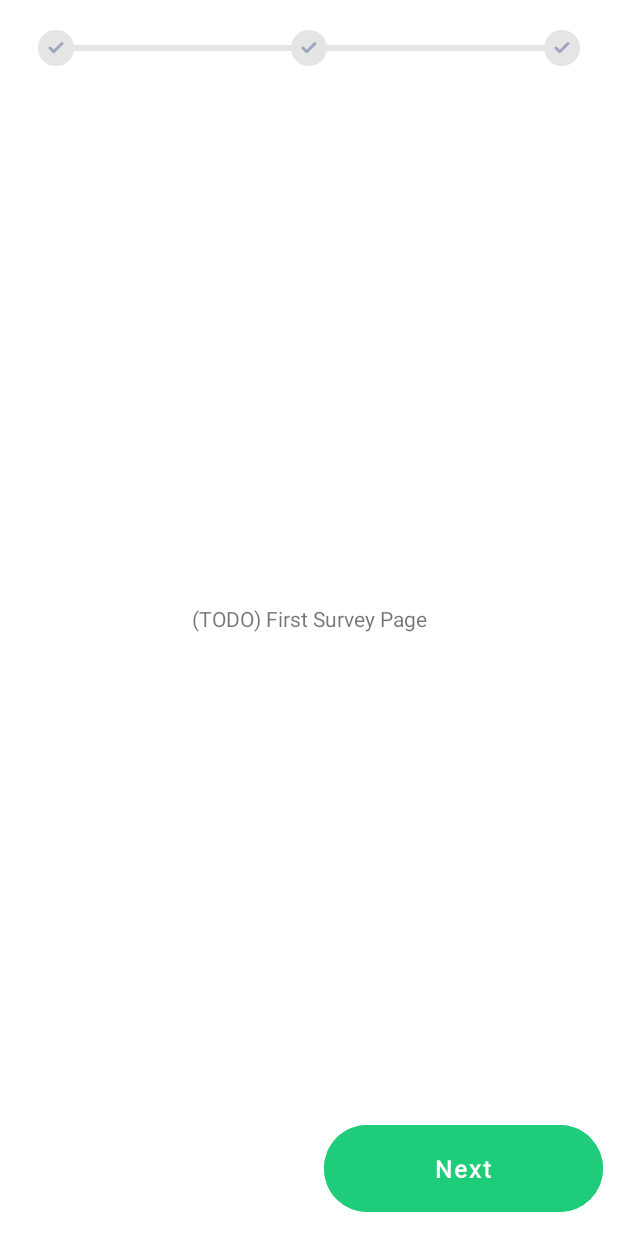
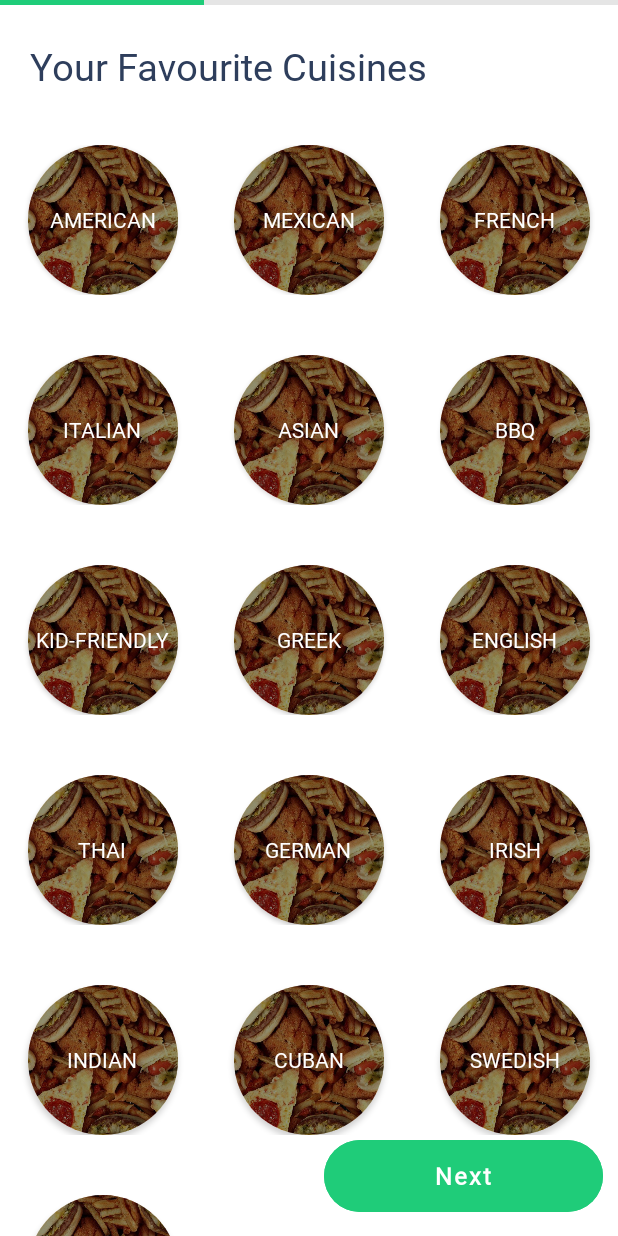
Before and after one commit to Arotte/cooktoday-android-app, an Android app: the SurveyFragment1 screen opened directly, with no data from a screen before it, on a phone screen of 412 x 824 dp. Run offline under Robolectric (Android 15) with nearby library versions, the phone set to English and light mode, and no system bars; Roboto replaces fonts that are not available here.

Commit message:
update first page of onboarding survey

```diff
--- a/app/src/main/java/com/aron/cooktoday/onboarding/survey/SurveySlidePagerActivity.java
+++ b/app/src/main/java/com/aron/cooktoday/onboarding/survey/SurveySlidePagerActivity.java
@@ -5,6 +5,7 @@ import android.view.View;
 import android.view.animation.Animation;
 import android.view.animation.ScaleAnimation;
 import android.widget.Button;
+import android.widget.ProgressBar;
 
 import androidx.annotation.NonNull;
 import androidx.constraintlayout.widget.ConstraintLayout;
@@ -25,11 +26,13 @@ import java.util.List;
 public class SurveySlidePagerActivity extends FragmentActivity {
 
     private static final int NUM_PAGES = 3;
+    private int currentPage = 0;
 
     private ViewPager2 viewPager;
     private FragmentStateAdapter pagerAdapter;
 
-    private TopStepProgressHandler topProgressBar;
+    // private TopStepProgressHandler topProgressBar; // for icon pb
+    private ProgressBar topProgressBar;
     private Button btnNext;
     private Button btnBack;
 
@@ -40,7 +43,9 @@ public class SurveySlidePagerActivity extends FragmentActivity {
 
         btnNext = findViewById(R.id.btnNextSurvey);
         btnBack = findViewById(R.id.btnBackSurvey);
-        initStepProgressHandler();
+        // initStepProgressHandler();
+        topProgressBar = findViewById(R.id.pbSurveyTopClean);
+        topProgressBar.setProgress(0);
 
         // instantiate a ViewPager2 and a PagerAdapter
         viewPager = findViewById(R.id.surveyViewPager);
@@ -51,8 +56,12 @@ public class SurveySlidePagerActivity extends FragmentActivity {
             @Override
             public void onPageSelected(int position) {
                 super.onPageSelected(position);
-                System.out.println("PAGE SELECTED " + position);
-                topProgressBar.set(position);
+
+                int p = norm(position);
+                System.out.println("PAGE SELECTED " + position + " (" + p + "%)");
+
+                topProgressBar.setProgress(p);
+                currentPage = position;
                 if (position == 1) {
                     // btnBack.setEnabled(true);
                     btnBack.setVisibility(View.VISIBLE);
@@ -85,28 +94,29 @@ public class SurveySlidePagerActivity extends FragmentActivity {
             super.onBackPressed();
         } else {
             viewPager.setCurrentItem(viewPager.getCurrentItem() - 1);
-            topProgressBar.previous();
+            topProgressBar.setProgress(currentPage - 1);
         }
     }
 
-    private void initStepProgressHandler() {
-        List<Integer>    iconIDs   = new ArrayList<>();
-        ConstraintLayout container = findViewById(R.id.topStepProgressContainer);
-        int              pbID      = R.id.pbStepProgress;
-
-        iconIDs.add(R.id.ivSurveyStep1);
-        iconIDs.add(R.id.ivSurveyStep2);
-        iconIDs.add(R.id.ivSurveyStep3);
-        // iconIDs.add(R.id.ivSurveyStep4);
-        // iconIDs.add(R.id.ivSurveyStep5);
-
-        this.topProgressBar = new TopStepProgressHandler(
-            NUM_PAGES,
-            iconIDs,
-            container,
-            pbID
-        );
-    }
+    // for icon-based top progress bar
+//    private void initStepProgressHandler() {
+//        List<Integer>    iconIDs   = new ArrayList<>();
+//        ConstraintLayout container = findViewById(R.id.topStepProgressContainer);
+//        int              pbID      = R.id.pbStepProgress;
+//
+//        iconIDs.add(R.id.ivSurveyStep1);
+//        iconIDs.add(R.id.ivSurveyStep2);
+//        iconIDs.add(R.id.ivSurveyStep3);
+//        // iconIDs.add(R.id.ivSurveyStep4);
+//        // iconIDs.add(R.id.ivSurveyStep5);
+//
+//        this.topProgressBar = new TopStepProgressHandler(
+//            NUM_PAGES,
+//            iconIDs,
+//            container,
+//            pbID
+//        );
+//    }
 
     private class ScreenSlidePagerAdapter extends FragmentStateAdapter {
         public ScreenSlidePagerAdapter(@NonNull FragmentActivity fa) {
@@ -142,4 +152,9 @@ public class SurveySlidePagerActivity extends FragmentActivity {
         anim.setDuration(500);
         v.startAnimation(anim);
     }
+
+    private int norm(int position) {
+        return (int) Math.round(((double) (position + 1) / (double) NUM_PAGES) * 100);
+    }
+
 }
--- /dev/null
+++ b/app/src/main/java/com/aron/cooktoday/onboarding/survey/rvadapters/CuisinesRecyclerViewAdapter.java
@@ -0,0 +1,79 @@
+package com.aron.cooktoday.onboarding.survey.rvadapters;
+
+import android.content.Context;
+import android.view.LayoutInflater;
+import android.view.View;
+import android.view.ViewGroup;
+import android.widget.TextView;
+
+import androidx.recyclerview.widget.RecyclerView;
+
+import com.aron.cooktoday.R;
+
+import java.util.List;
+
+public class CuisinesRecyclerViewAdapter extends RecyclerView.Adapter<CuisinesRecyclerViewAdapter.ViewHolder> {
+
+    private List<String> mData;
+    private LayoutInflater mInflater;
+    private CuisinesRecyclerViewAdapter.ItemClickListener mClickListener;
+
+    // data is passed into the constructor
+    public CuisinesRecyclerViewAdapter(Context context, List<String> data) {
+        // todo: remove public constructor -- not good
+        this.mInflater = LayoutInflater.from(context);
+        this.mData = data;
+    }
+
+    // inflates the row layout from xml when needed
+    @Override
+    public CuisinesRecyclerViewAdapter.ViewHolder onCreateViewHolder(ViewGroup parent, int viewType) {
+        View view = mInflater.inflate(R.layout.recyclervew_row_survey_cuisine, parent, false);
+        return new CuisinesRecyclerViewAdapter.ViewHolder(view);
+    }
+
+    // binds the data to the TextView in each row
+    @Override
+    public void onBindViewHolder(CuisinesRecyclerViewAdapter.ViewHolder holder, int position) {
+        String cuisineName = mData.get(position);
+        holder.tvCuisineName.setText(cuisineName);
+    }
+
+    // total number of rows
+    @Override
+    public int getItemCount() {
+        return mData.size();
+    }
+
+
+    // stores and recycles views as they are scrolled off screen
+    public class ViewHolder extends RecyclerView.ViewHolder implements View.OnClickListener {
+        TextView tvCuisineName;
+
+        ViewHolder(View itemView) {
+            super(itemView);
+            tvCuisineName = itemView.findViewById(R.id.tvSurveyCuisineName);
+            itemView.setOnClickListener(this);
+        }
+
+        @Override
+        public void onClick(View view) {
+            if (mClickListener != null) mClickListener.onCuisineItemClick(view, getAdapterPosition());
+        }
+    }
+
+    // convenience method for getting data at click position
+    public String getItem(int id) {
+        return mData.get(id);
+    }
+
+    // allows clicks events to be caught
+    public void setClickListener(CuisinesRecyclerViewAdapter.ItemClickListener itemClickListener) {
+        this.mClickListener = itemClickListener;
+    }
+
+    // parent activity will implement this method to respond to click events
+    public interface ItemClickListener {
+        void onCuisineItemClick(View view, int position);
+    }
+}
--- a/app/src/main/java/com/aron/cooktoday/onboarding/survey/steps/SurveyFragment1.java
+++ b/app/src/main/java/com/aron/cooktoday/onboarding/survey/steps/SurveyFragment1.java
@@ -3,17 +3,27 @@ package com.aron.cooktoday.onboarding.survey.steps;
 import android.os.Bundle;
 
 import androidx.fragment.app.Fragment;
+import androidx.recyclerview.widget.GridLayoutManager;
+import androidx.recyclerview.widget.LinearLayoutManager;
+import androidx.recyclerview.widget.RecyclerView;
 
 import android.view.LayoutInflater;
 import android.view.View;
 import android.view.ViewGroup;
 
 import com.aron.cooktoday.R;
+import com.aron.cooktoday.onboarding.survey.rvadapters.CuisinesRecyclerViewAdapter;
 
-public class SurveyFragment1 extends Fragment {
+import java.util.ArrayList;
+import java.util.Arrays;
+import java.util.List;
+
+public class SurveyFragment1 extends Fragment implements CuisinesRecyclerViewAdapter.ItemClickListener {
+
+    CuisinesRecyclerViewAdapter rvAdapterCuisines;
+    List<String> cuisineNames;
 
     public SurveyFragment1() {
-        // required empty public constructor
     }
 
     public static SurveyFragment1 newInstance() {
@@ -29,12 +39,29 @@ public class SurveyFragment1 extends Fragment {
     }
 
     @Override
-    public View onCreateView(LayoutInflater inflater, ViewGroup container,
-                             Bundle savedInstanceState) {
-        // inflate the layout for this fragment
+    public View onCreateView(LayoutInflater inflater, ViewGroup container, Bundle savedInstanceState) {
         View layout = inflater.inflate(R.layout.fragment_survey_step1, container, false);
 
+        initCuisinesRecyclerView(layout);
         return layout;
     }
 
+    @Override
+    public void onCuisineItemClick(View view, int position) {
+        // TODO
+    }
+
+    private void initCuisinesRecyclerView(View layout) {
+        RecyclerView rvContainer = layout.findViewById(R.id.rvSurveyStep1Cuisines);
+
+        // fill up cuisine names list
+        // TODO: get it from server + get cuisine images from server
+        cuisineNames = new ArrayList<>();
+        cuisineNames = Arrays.asList("AMERICAN", "MEXICAN", "FRENCH", "ITALIAN", "ASIAN", "BBQ", "KID-FRIENDLY", "GREEK", "ENGLISH", "THAI", "GERMAN", "IRISH", "INDIAN", "CUBAN", "SWEDISH", "HUNGARIAN");
+
+        rvContainer.setLayoutManager(new GridLayoutManager(getActivity(), 3));
+        rvAdapterCuisines = new CuisinesRecyclerViewAdapter(getActivity(), cuisineNames);
+        rvAdapterCuisines.setClickListener(this);
+        rvContainer.setAdapter(rvAdapterCuisines);
+    }
 }
--- a/app/src/main/res/layout/activity_survey.xml
+++ b/app/src/main/res/layout/activity_survey.xml
@@ -4,109 +4,145 @@
     xmlns:tools="http://schemas.android.com/tools"
     android:layout_width="match_parent"
     android:layout_height="match_parent"
+    android:layout_marginTop="-3dp"
     tools:context=".onboarding.survey.SurveySlidePagerActivity">
 
 
-    <androidx.constraintlayout.widget.ConstraintLayout
-        android:id="@+id/topStepProgressContainer"
-        android:layout_width="match_parent"
-        android:layout_height="wrap_content"
-        android:layout_marginStart="25dp"
-        android:layout_marginEnd="25dp"
-        android:layout_marginTop="20dp"
-        android:backgroundTint="@color/transparent"
-        app:layout_constraintEnd_toEndOf="parent"
-        app:layout_constraintStart_toStartOf="parent"
-        app:layout_constraintTop_toTopOf="parent">
-
     <ProgressBar
-            android:id="@+id/pbStepProgress"
+        android:id="@+id/pbSurveyTopClean"
         style="?android:attr/progressBarStyleHorizontal"
         android:layout_width="match_parent"
-            android:layout_height="wrap_content"
+        android:layout_height="10dp"
         android:indeterminate="false"
         android:progress="55"
         android:progressBackgroundTint="#E5E5E5"
         android:progressBackgroundTintMode="src_over"
         android:progressTint="@color/primaryGreen"
-            app:layout_constraintBottom_toBottomOf="parent"
-            app:layout_constraintEnd_toEndOf="parent"
-            app:layout_constraintTop_toTopOf="parent" />
+        app:layout_constraintTop_toTopOf="parent"
+        app:layout_constraintLeft_toLeftOf="parent"
+        app:layout_constraintRight_toRightOf="parent"
+        android:background="@color/transparent"
+        android:translationZ="2dp"/>
 
-        <ImageView
-            android:id="@+id/ivSurveyStep1"
-            android:layout_width="wrap_content"
-            android:layout_height="wrap_content"
-            android:src="@drawable/ic_check_2"
-            app:layout_constraintBottom_toBottomOf="parent"
-            app:layout_constraintStart_toStartOf="parent"
-            app:layout_constraintTop_toTopOf="parent" />
+    <!-- TOP STEP-BASED PROGRESS BAR WITH ICONS -->
+<!--    <androidx.constraintlayout.widget.ConstraintLayout-->
+<!--        android:id="@+id/topStepProgressContainer"-->
+<!--        android:layout_width="match_parent"-->
+<!--        android:layout_height="wrap_content"-->
+<!--        android:layout_marginStart="25dp"-->
+<!--        android:layout_marginEnd="25dp"-->
+<!--        android:layout_marginTop="10dp"-->
+<!--        android:backgroundTint="@color/transparent"-->
+<!--        app:layout_constraintEnd_toEndOf="parent"-->
+<!--        app:layout_constraintStart_toStartOf="parent"-->
+<!--        app:layout_constraintTop_toTopOf="parent"-->
+<!--        android:background="@color/transparent">-->
 
-        <ImageView
-            android:id="@+id/ivSurveyStep2"
-            android:layout_width="wrap_content"
-            android:layout_height="wrap_content"
-            android:src="@drawable/ic_check_2"
-            app:layout_constraintBottom_toBottomOf="parent"
-            app:layout_constraintEnd_toStartOf="@+id/ivSurveyStep3"
-            app:layout_constraintStart_toEndOf="@+id/ivSurveyStep1"
-            app:layout_constraintTop_toTopOf="parent" />
-
-        <ImageView
-            android:id="@+id/ivSurveyStep3"
-            android:layout_width="wrap_content"
-            android:layout_height="wrap_content"
-            android:src="@drawable/ic_check_2"
-            app:layout_constraintBottom_toBottomOf="parent"
-            app:layout_constraintEnd_toEndOf="parent"
-            app:layout_constraintTop_toTopOf="parent" />
-
-        <!--        <ImageView-->
-        <!--            android:id="@+id/ivSurveyStep4"-->
-        <!--            android:layout_width="wrap_content"-->
-        <!--            android:layout_height="wrap_content"-->
-        <!--            android:src="@drawable/ic_check_inactive_2"-->
-        <!--            app:layout_constraintBottom_toBottomOf="parent"-->
-        <!--            app:layout_constraintEnd_toStartOf="@+id/ivSurveyStep5"-->
-        <!--            app:layout_constraintStart_toEndOf="@+id/ivSurveyStep3"-->
-        <!--            app:layout_constraintTop_toTopOf="parent" />-->
-
-        <!--        <ImageView-->
-        <!--            android:id="@+id/ivSurveyStep5"-->
-        <!--            android:layout_width="wrap_content"-->
-        <!--            android:layout_height="wrap_content"-->
-        <!--            android:src="@drawable/ic_check_inactive_2"-->
+<!--        <ProgressBar-->
+<!--            android:id="@+id/pbStepProgress"-->
+<!--            style="?android:attr/progressBarStyleHorizontal"-->
+<!--            android:layout_width="match_parent"-->
+<!--            android:layout_height="10dp"-->
+<!--            android:indeterminate="false"-->
+<!--            android:progress="55"-->
+<!--            android:progressBackgroundTint="#E5E5E5"-->
+<!--            android:progressBackgroundTintMode="src_over"-->
+<!--            android:progressTint="@color/primaryGreen"-->
 <!--            app:layout_constraintBottom_toBottomOf="parent"-->
 <!--            app:layout_constraintEnd_toEndOf="parent"-->
 <!--            app:layout_constraintTop_toTopOf="parent" />-->
 
+<!--        <ImageView-->
+<!--            android:id="@+id/ivSurveyStep1"-->
+<!--            android:layout_width="15dp"-->
+<!--            android:layout_height="wrap_content"-->
+<!--            android:src="@drawable/ic_check_2"-->
+<!--            app:layout_constraintBottom_toBottomOf="parent"-->
+<!--            app:layout_constraintStart_toStartOf="parent"-->
+<!--            app:layout_constraintTop_toTopOf="parent" />-->
 
-    </androidx.constraintlayout.widget.ConstraintLayout>
+<!--        <ImageView-->
+<!--            android:id="@+id/ivSurveyStep2"-->
+<!--            android:layout_width="15dp"-->
+<!--            android:layout_height="wrap_content"-->
+<!--            android:src="@drawable/ic_check_2"-->
+<!--            app:layout_constraintBottom_toBottomOf="parent"-->
+<!--            app:layout_constraintEnd_toStartOf="@+id/ivSurveyStep3"-->
+<!--            app:layout_constraintStart_toEndOf="@+id/ivSurveyStep1"-->
+<!--            app:layout_constraintTop_toTopOf="parent" />-->
 
-<!--    <FrameLayout-->
-<!--        android:id="@+id/surveyStepsFrameLayout"-->
-<!--        android:layout_width="match_parent"-->
-<!--        android:layout_height="match_parent"-->
-<!--        android:layout_marginTop="20dp" />-->
+<!--        <ImageView-->
+<!--            android:id="@+id/ivSurveyStep3"-->
+<!--            android:layout_width="15dp"-->
+<!--            android:layout_height="wrap_content"-->
+<!--            android:src="@drawable/ic_check_2"-->
+<!--            app:layout_constraintBottom_toBottomOf="parent"-->
+<!--            app:layout_constraintEnd_toEndOf="parent"-->
+<!--            app:layout_constraintTop_toTopOf="parent" />-->
+
+<!--        &lt;!&ndash;        <ImageView&ndash;&gt;-->
+<!--        &lt;!&ndash;            android:id="@+id/ivSurveyStep4"&ndash;&gt;-->
+<!--        &lt;!&ndash;            android:layout_width="wrap_content"&ndash;&gt;-->
+<!--        &lt;!&ndash;            android:layout_height="wrap_content"&ndash;&gt;-->
+<!--        &lt;!&ndash;            android:src="@drawable/ic_check_inactive_2"&ndash;&gt;-->
+<!--        &lt;!&ndash;            app:layout_constraintBottom_toBottomOf="parent"&ndash;&gt;-->
+<!--        &lt;!&ndash;            app:layout_constraintEnd_toStartOf="@+id/ivSurveyStep5"&ndash;&gt;-->
+<!--        &lt;!&ndash;            app:layout_constraintStart_toEndOf="@+id/ivSurveyStep3"&ndash;&gt;-->
+<!--        &lt;!&ndash;            app:layout_constraintTop_toTopOf="parent" />&ndash;&gt;-->
+
+<!--        &lt;!&ndash;        <ImageView&ndash;&gt;-->
+<!--        &lt;!&ndash;            android:id="@+id/ivSurveyStep5"&ndash;&gt;-->
+<!--        &lt;!&ndash;            android:layout_width="wrap_content"&ndash;&gt;-->
+<!--        &lt;!&ndash;            android:layout_height="wrap_content"&ndash;&gt;-->
+<!--        &lt;!&ndash;            android:src="@drawable/ic_check_inactive_2"&ndash;&gt;-->
+<!--        &lt;!&ndash;            app:layout_constraintBottom_toBottomOf="parent"&ndash;&gt;-->
+<!--        &lt;!&ndash;            app:layout_constraintEnd_toEndOf="parent"&ndash;&gt;-->
+<!--        &lt;!&ndash;            app:layout_constraintTop_toTopOf="parent" />&ndash;&gt;-->
+
+
+<!--    </androidx.constraintlayout.widget.ConstraintLayout>-->
+    <!-- END TOP STEP-BASED PROGRESS BAR WITH ICONS -->
+
+
+    <TextView
+        android:id="@+id/tvSurveyWhatRFavCuisine"
+        android:layout_width="match_parent"
+        android:layout_height="wrap_content"
+        android:text="Your Favourite Cuisines"
+        app:layout_constraintTop_toTopOf="parent"
+        app:layout_constraintLeft_toLeftOf="parent"
+        app:layout_constraintRight_toRightOf="parent"
+        android:translationZ="2dp"
+        android:fontFamily="@font/inter_bold"
+        android:textColor="@color/textMain"
+        android:textSize="25sp"
+        android:textAlignment="textStart"
+        android:layout_marginTop="30dp"
+        android:layout_marginStart="20dp" />
 
     <androidx.viewpager2.widget.ViewPager2
         android:id="@+id/surveyViewPager"
         android:layout_width="match_parent"
-        android:layout_height="match_parent"
-        app:layout_constraintTop_toTopOf="parent"
-        app:layout_constraintBottom_toBottomOf="parent"/>
+        android:layout_height="wrap_content"
+        app:layout_constraintBottom_toBottomOf="parent"
+        app:layout_constraintTop_toBottomOf="@id/tvSurveyWhatRFavCuisine"
+        app:layout_constraintVertical_bias="0.0"
+        tools:layout_editor_absoluteX="0dp"
+        android:background="@color/transparent"
+        android:layout_marginTop="15dp"/>
 
     <LinearLayout
         android:layout_width="match_parent"
         android:layout_height="wrap_content"
         android:orientation="horizontal"
+        android:background="@color/transparent"
         app:layout_constraintBottom_toBottomOf="parent">
 
 
         <com.google.android.material.button.MaterialButton
             android:id="@+id/btnBackSurvey"
             android:layout_width="match_parent"
-            android:layout_height="70dp"
+            android:layout_height="60dp"
             android:backgroundTint="@color/white"
             android:fontFamily="@font/interr"
             android:text="Previous"
@@ -126,7 +162,7 @@
             android:layout_margin="10dp"
             android:id="@+id/btnNextSurvey"
             android:layout_width="match_parent"
-            android:layout_height="70dp"
+            android:layout_height="60dp"
             android:layout_weight="1"
             android:backgroundTint="@color/primaryGreen"
             android:fontFamily="@font/interr"
--- a/app/src/main/res/layout/fragment_survey_step1.xml
+++ b/app/src/main/res/layout/fragment_survey_step1.xml
@@ -10,23 +10,13 @@
         android:layout_width="match_parent"
         android:layout_height="match_parent">
 
-<!--        <TextView-->
-<!--            android:layout_width="match_parent"-->
-<!--            android:layout_height="wrap_content"-->
-<!--            android:text="Tell us a little\nabout yourself"-->
-<!--            android:fontFamily="@font/inter_bold"-->
-<!--            android:textSize="20sp"-->
-<!--            android:textAlignment="center"-->
-<!--            android:textColor="@color/textMain"/>-->
-
-
-        <TextView
+        <androidx.recyclerview.widget.RecyclerView
+            android:id="@+id/rvSurveyStep1Cuisines"
+            android:overScrollMode="never"
             android:layout_width="match_parent"
             android:layout_height="wrap_content"
-            android:gravity="center"
-            android:text="(TODO) First Survey Page"
-            app:layout_constraintBottom_toBottomOf="parent"
-            app:layout_constraintTop_toTopOf="parent" />
+            android:layout_gravity="center"
+            app:layout_constraintTop_toTopOf="parent"/>
 
 
 
--- /dev/null
+++ b/app/src/main/res/layout/recyclervew_row_survey_cuisine.xml
@@ -0,0 +1,42 @@
+<?xml version="1.0" encoding="utf-8"?>
+<androidx.constraintlayout.widget.ConstraintLayout xmlns:android="http://schemas.android.com/apk/res/android"
+    android:layout_width="match_parent"
+    android:layout_height="wrap_content"
+    xmlns:app="http://schemas.android.com/apk/res-auto"
+    android:layout_marginTop="20dp"
+    android:layout_marginBottom="20dp">
+
+
+    <androidx.cardview.widget.CardView
+        android:layout_width="100dp"
+        android:layout_height="100dp"
+        app:cardCornerRadius="50dp"
+        app:layout_constraintTop_toTopOf="parent"
+        app:layout_constraintBottom_toBottomOf="parent"
+        app:layout_constraintLeft_toLeftOf="parent"
+        app:layout_constraintRight_toRightOf="parent">
+
+        <ImageView
+            android:id="@+id/ivSurveyCuisineImage"
+            android:layout_width="wrap_content"
+            android:layout_height="wrap_content"
+            android:src="@drawable/img_food3"
+            android:scaleType="centerCrop"/>
+
+        <FrameLayout
+            android:layout_width="match_parent"
+            android:layout_height="match_parent"
+            android:background="@color/imageOverlay"/>
+
+        <TextView
+            android:id="@+id/tvSurveyCuisineName"
+            android:layout_width="wrap_content"
+            android:layout_height="wrap_content"
+            android:text="AMERICAN"
+            android:translationZ="2dp"
+            android:textColor="@color/white"
+            android:fontFamily="@font/inter_bold"
+            android:layout_gravity="center" />
+
+    </androidx.cardview.widget.CardView>
+</androidx.constraintlayout.widget.ConstraintLayout>
```
Lines whose indentation alone changed are shown as unchanged.
